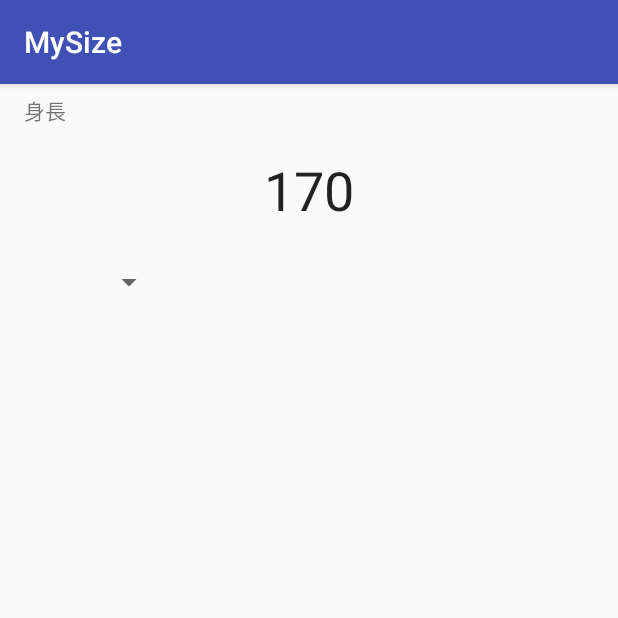
After one commit to ehu-151/MySize, an Android app: the HeightActivity screen opened directly, with no data from a screen before it, on a phone screen of 412 x 824 dp, the top half of it. The commit adds this screen. Run offline under Robolectric (Android 15) with nearby library versions, the phone set to English and light mode, and no system bars.

Commit message:
spinnerの実装

```diff
--- a/app/src/main/AndroidManifest.xml
+++ b/app/src/main/AndroidManifest.xml
@@ -16,6 +16,7 @@
                 <category android:name="android.intent.category.LAUNCHER" />
             </intent-filter>
         </activity>
+        <activity android:name=".HeightActivity"></activity>
     </application>
 
 </manifest>
--- /dev/null
+++ b/app/src/main/java/com/example/ehu/mysize/HeightActivity.java
@@ -0,0 +1,38 @@
+package com.example.ehu.mysize;
+
+import android.support.v7.app.AppCompatActivity;
+import android.os.Bundle;
+import android.view.View;
+import android.widget.AdapterView;
+import android.widget.Spinner;
+import android.widget.TextView;
+
+public class HeightActivity extends AppCompatActivity {
+
+    private TextView mHeight;
+
+    @Override
+    protected void onCreate(Bundle savedInstanceState) {
+        super.onCreate(savedInstanceState);
+        setContentView(R.layout.activity_height);
+
+        mHeight = (TextView) findViewById(R.id.height);
+
+        Spinner spinner = findViewById(R.id.spinner);
+        spinner.setOnItemSelectedListener(new AdapterView.OnItemSelectedListener() {
+            @Override
+            public void onItemSelected(AdapterView<?> parent, View view, int position, long id) {
+                Spinner spinner=(Spinner)parent;
+                String item =(String)spinner.getSelectedItem();
+                if(!item.isEmpty()){
+                    mHeight.setText(item);
+                }
+            }
+
+            @Override
+            public void onNothingSelected(AdapterView<?> adapterView) {
+
+            }
+        });
+    }
+}
--- /dev/null
+++ b/app/src/main/res/layout/activity_height.xml
@@ -0,0 +1,42 @@
+<?xml version="1.0" encoding="utf-8"?>
+<android.support.constraint.ConstraintLayout xmlns:android="http://schemas.android.com/apk/res/android"
+    xmlns:app="http://schemas.android.com/apk/res-auto"
+    xmlns:tools="http://schemas.android.com/tools"
+    android:layout_width="match_parent"
+    android:layout_height="match_parent"
+    tools:context="com.example.ehu.mysize.HeightActivity">
+
+    <TextView
+        android:id="@+id/textView3"
+        android:layout_width="wrap_content"
+        android:layout_height="wrap_content"
+        android:layout_marginBottom="102dp"
+        android:layout_marginStart="16dp"
+        android:layout_marginTop="16dp"
+        android:text="@string/tall"
+        app:layout_constraintBottom_toTopOf="@+id/spinner"
+        app:layout_constraintStart_toStartOf="parent"
+        app:layout_constraintTop_toTopOf="parent" />
+
+    <TextView
+        android:id="@+id/height"
+        android:layout_width="wrap_content"
+        android:layout_height="wrap_content"
+        android:layout_marginTop="46dp"
+        android:text="170"
+        android:textAppearance="@style/TextAppearance.AppCompat.Large"
+        android:textSize="36sp"
+        app:layout_constraintEnd_toEndOf="parent"
+        app:layout_constraintStart_toStartOf="parent"
+        app:layout_constraintTop_toTopOf="parent" />
+
+    <Spinner
+        android:id="@+id/spinner"
+        android:layout_width="100dp"
+        android:layout_height="0dp"
+        android:layout_marginStart="10dp"
+        android:layout_marginTop="120dp"
+        android:entries="@array/txt_height_arr"
+        app:layout_constraintStart_toStartOf="parent"
+        app:layout_constraintTop_toTopOf="parent" />
+</android.support.constraint.ConstraintLayout>
--- /dev/null
+++ b/app/src/main/res/values/arrays.xml
@@ -0,0 +1,11 @@
+<?xml version="1.0" encoding="utf-8"?>
+<resources>
+    <string-array name="txt_height_arr">
+        <item ></item>
+        <item>160</item>
+        <item>165</item>
+        <item>170</item>
+        <item>175</item>
+        <item>180</item>
+    </string-array>
+</resources>
--- a/app/src/main/res/values/strings.xml
+++ b/app/src/main/res/values/strings.xml
@@ -1,4 +1,5 @@
 <resources>
     <string name="app_name">MySize</string>
     <string name="save">保存</string>
+    <string name="tall">身長</string>
 </resources>
```
Also changed, not shown: app/src/main/java/com/example/ehu/mysize/MainActivity.java (+9 -0 lines), app/src/main/res/layout/activity_main.xml (+11 -5 lines).
